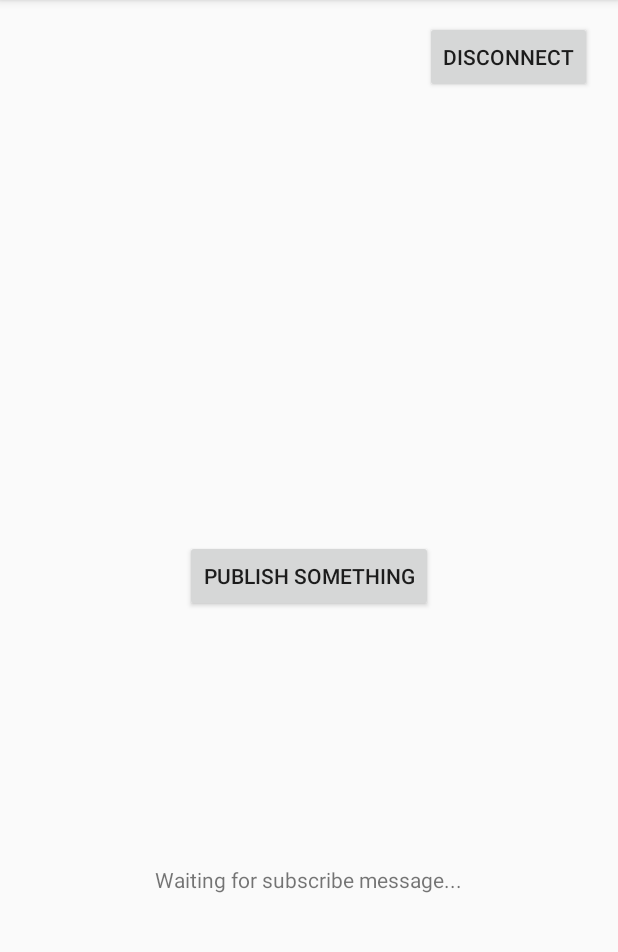
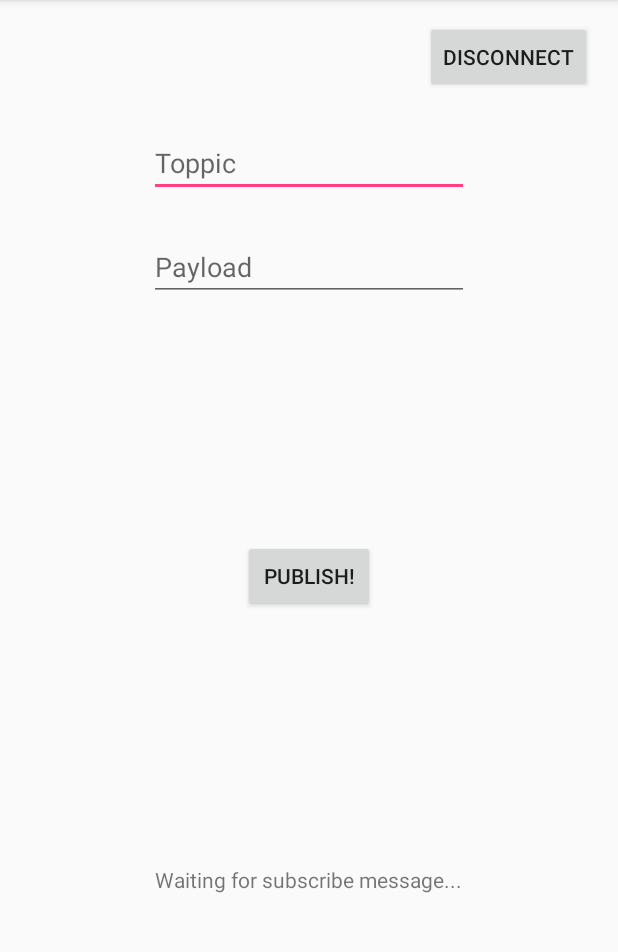
Before and after one commit to chaptone/MqttAppTest, an Android app: the Activity2 screen opened directly, with no data from a screen before it, on a phone screen of 412 x 824 dp, the part 84-1036 px from its top. Run offline under Robolectric (Android 15) with nearby library versions, the phone set to English and light mode, and no system bars; libraries missing offline, so code that uses them is left out: org.eclipse.paho; 6 statements that could not run were skipped.

```diff
--- a/app/src/main/java/com/example/chapmac/rakkan/mqtt_app_test/Activity2.java
+++ b/app/src/main/java/com/example/chapmac/rakkan/mqtt_app_test/Activity2.java
@@ -4,6 +4,7 @@ import android.content.Intent;
 import android.support.v7.app.AppCompatActivity;
 import android.os.Bundle;
 import android.view.View;
+import android.widget.EditText;
 import android.widget.TextView;
 import android.widget.Toast;
 
@@ -19,7 +20,7 @@ import org.eclipse.paho.client.mqttv3.MqttMessage;
 
 public class Activity2 extends AppCompatActivity {
 
-    String pubTopic = "Thailand amazing";
+    private String topic ="123";
 
     MqttAndroidClient client;
     MqttConnectOptions options;
@@ -83,8 +84,12 @@ public class Activity2 extends AppCompatActivity {
     }
 
     public void pub(View v){
-        String topic = pubTopic;
-        String message = "Sawadee";
+        EditText editText1 = findViewById(R.id.editText1);
+        topic = editText1.getText().toString();
+
+        EditText editText2 = findViewById(R.id.editText2);
+        String message = editText2.getText().toString();
+
         try {
             client.publish(topic, message.getBytes(),0,false);
         } catch (MqttException e) {
@@ -94,7 +99,7 @@ public class Activity2 extends AppCompatActivity {
 
     private void setSubscription(){
         try {
-            client.subscribe(pubTopic,0);
+            client.subscribe(topic,0);
         } catch (MqttException e) {
             e.printStackTrace();
         }
--- a/app/src/main/res/layout/activity_2.xml
+++ b/app/src/main/res/layout/activity_2.xml
@@ -11,7 +11,7 @@
         android:layout_width="wrap_content"
         android:layout_height="wrap_content"
         android:layout_centerInParent="true"
-        android:text="Publish something"
+        android:text="Publish!"
         android:onClick="pub"
         />
 
@@ -44,4 +44,26 @@
         android:layout_alignParentStart="true"
         android:layout_marginStart="23dp" />
 
+    <EditText
+        android:id="@+id/editText1"
+        android:layout_width="wrap_content"
+        android:layout_height="wrap_content"
+        android:layout_alignParentTop="true"
+        android:layout_centerHorizontal="true"
+        android:layout_marginTop="86dp"
+        android:ems="10"
+        android:inputType="textPersonName"
+        android:hint="Toppic" />
+
+    <EditText
+        android:id="@+id/editText2"
+        android:layout_width="wrap_content"
+        android:layout_height="wrap_content"
+        android:layout_alignParentTop="true"
+        android:layout_centerHorizontal="true"
+        android:layout_marginTop="155dp"
+        android:ems="10"
+        android:inputType="textPersonName"
+        android:hint="Payload" />
+
 </RelativeLayout>
```
